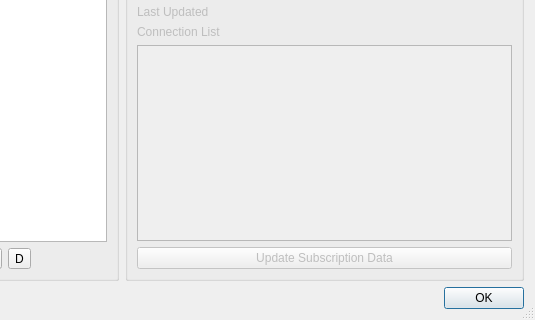
darsvador/qvssr, file src/ui/w_SubscriptionEditor.ui: the form before one commit; both pictures show x 120 to 655 and y 120 to 440 of the 655 by 440 pixel window.
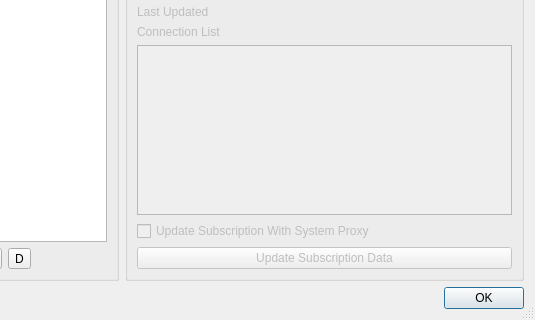
The form after the commit.

Commit message: add: add option to update subscription without system proxy

Patch:
```diff
--- a/src/ui/w_SubscriptionEditor.ui
+++ b/src/ui/w_SubscriptionEditor.ui
@@ -229,7 +229,14 @@
        </widget>
       </item>
       <item>
-       <layout class="QHBoxLayout" name="horizontalLayout_2">
+       <layout class="QVBoxLayout" name="verticalLayout_2">
+        <item>
+         <widget class="QCheckBox" name="withProxyCB">
+          <property name="text">
+           <string>Update Subscription With System Proxy</string>
+          </property>
+         </widget>
+        </item>
         <item>
          <widget class="QPushButton" name="updateButton">
           <property name="text">
```
The commit also changes 7 other files.
